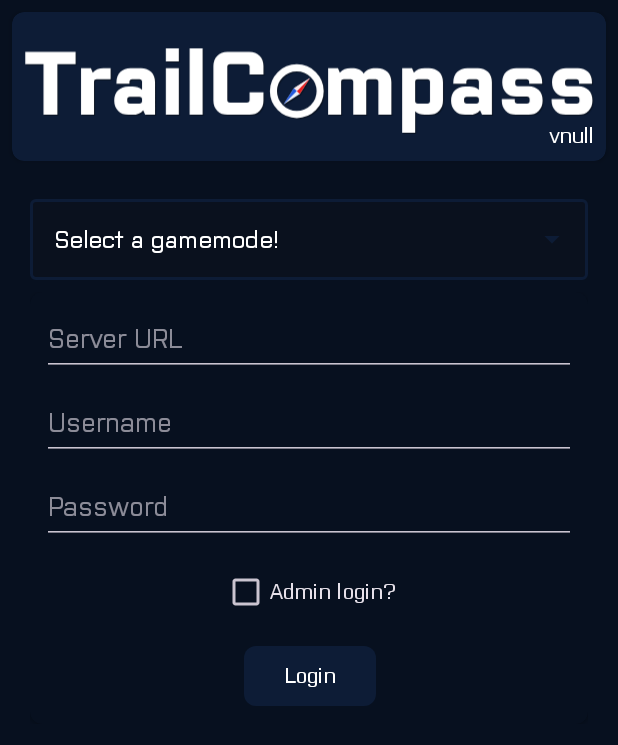
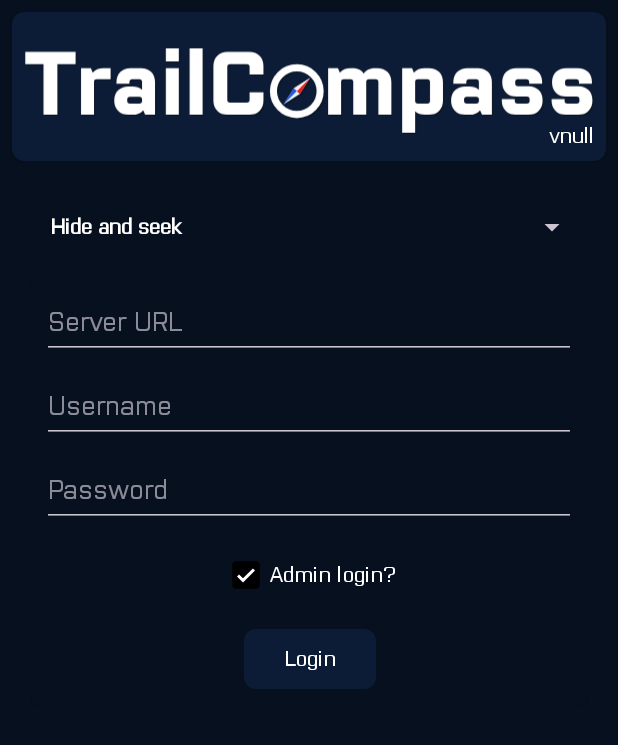
Before and after one commit to TrailCompass/app, an Android app: the screen it shows after launch (MainMenuActivity), on a phone screen of 412 x 824 dp. Shown: the top 745 px of the screen. Run offline under Robolectric (Android 15) with nearby library versions, the phone set to English and light mode, and no system bars.

Commit message:
Menu fragment update & reorganising files

```diff
--- a/app/src/main/java/space/itoncek/trailcompass/app/MainMenuActivity.java
+++ /dev/null
@@ -1,50 +0,0 @@
-package space.itoncek.trailcompass.app;
-
-import android.content.pm.PackageInfo;
-import android.content.pm.PackageManager;
-import android.os.Bundle;
-import android.util.Log;
-import android.widget.ArrayAdapter;
-import android.widget.AutoCompleteTextView;
-import android.widget.TextView;
-
-import androidx.activity.EdgeToEdge;
-import androidx.appcompat.app.AppCompatActivity;
-import androidx.core.graphics.Insets;
-import androidx.core.view.ViewCompat;
-import androidx.core.view.WindowInsetsCompat;
-
-public class MainMenuActivity extends AppCompatActivity {
-
-    @Override
-    protected void onCreate(Bundle savedInstanceState) {
-        super.onCreate(savedInstanceState);
-        EdgeToEdge.enable(this);
-        setContentView(R.layout.activity_main_menu);
-        ViewCompat.setOnApplyWindowInsetsListener(findViewById(R.id.main), (v, insets) -> {
-            Insets systemBars = insets.getInsets(WindowInsetsCompat.Type.systemBars());
-            v.setPadding(systemBars.left, systemBars.top, systemBars.right, systemBars.bottom);
-            return insets;
-        });
-        setAppVersionTitle();
-        setupGameDropdown();
-    }
-
-    private void setupGameDropdown() {
-        String[] gamemodes = getResources().getStringArray(R.array.gamemodes);
-        ArrayAdapter<String> arrayAdapter = new ArrayAdapter<>(this, R.layout.activity_mainmenu_dropdown_item, gamemodes);
-        ((AutoCompleteTextView)findViewById(R.id.autoCompleteTextView)).setAdapter(arrayAdapter);
-    }
-
-    private void setAppVersionTitle() {
-        try {
-            PackageInfo pInfo = getApplicationContext().getPackageManager().getPackageInfo(getApplicationContext().getPackageName(), 0);
-            String version = pInfo.versionName;
-
-            ((TextView) findViewById(R.id.versionText)).setText(String.format(getResources().getText(R.string.version_known_prefix).toString(),version));
-        } catch (PackageManager.NameNotFoundException e) {
-            Log.e("MainMenuActivity.setAppVersionTitle()", "Unable to find app version!",e);
-            ((TextView) findViewById(R.id.versionText)).setText(R.string.version_unknown);
-        }
-    }
-}
--- a/app/src/main/java/space/itoncek/trailcompass/app/NotificationActivity.java
+++ b/app/src/main/java/space/itoncek/trailcompass/app/debug/NotificationActivity.java
@@ -1,4 +1,4 @@
-package space.itoncek.trailcompass.app;
+package space.itoncek.trailcompass.app.debug;
 
 import android.Manifest;
 import android.app.NotificationChannel;
@@ -22,6 +22,8 @@ import androidx.core.view.ViewCompat;
 import androidx.core.view.WindowInsetsCompat;
 
 import java.util.Random;
+
+import space.itoncek.trailcompass.app.R;
 
 public class NotificationActivity extends AppCompatActivity {
 
--- a/app/src/main/java/space/itoncek/trailcompass/app/QRActivity.java
+++ b/app/src/main/java/space/itoncek/trailcompass/app/debug/QRActivity.java
@@ -1,8 +1,7 @@
-package space.itoncek.trailcompass.app;
+package space.itoncek.trailcompass.app.debug;
 
 import android.os.Bundle;
 import android.view.Window;
-import android.view.WindowManager;
 import android.widget.Toast;
 
 import androidx.activity.EdgeToEdge;
@@ -16,6 +15,7 @@ import java.util.Arrays;
 
 import de.markusfisch.android.barcodescannerview.widget.BarcodeScannerView;
 import de.markusfisch.android.zxingcpp.ZxingCpp;
+import space.itoncek.trailcompass.app.R;
 
 public class QRActivity extends AppCompatActivity {
 
--- a/app/src/main/java/space/itoncek/trailcompass/app/TestActivity.java
+++ b/app/src/main/java/space/itoncek/trailcompass/app/debug/TestActivity.java
@@ -1,4 +1,4 @@
-package space.itoncek.trailcompass.app;
+package space.itoncek.trailcompass.app.debug;
 
 import android.content.Intent;
 import android.os.Bundle;
@@ -8,6 +8,8 @@ import androidx.appcompat.app.AppCompatActivity;
 import androidx.core.graphics.Insets;
 import androidx.core.view.ViewCompat;
 import androidx.core.view.WindowInsetsCompat;
+
+import space.itoncek.trailcompass.app.R;
 
 public class TestActivity extends AppCompatActivity {
 
--- a/app/src/main/java/space/itoncek/trailcompass/app/MainmenuHideandseekLogin.java
+++ b/app/src/main/java/space/itoncek/trailcompass/app/hideandseek/MainmenuHideandseekLogin.java
@@ -1,4 +1,4 @@
-package space.itoncek.trailcompass.app;
+package space.itoncek.trailcompass.app.hideandseek;
 
 import android.os.Bundle;
 
@@ -8,21 +8,14 @@ import android.view.LayoutInflater;
 import android.view.View;
 import android.view.ViewGroup;
 
+import space.itoncek.trailcompass.app.R;
+
 /**
  * A simple {@link Fragment} subclass.
  * Use the {@link MainmenuHideandseekLogin#newInstance} factory method to
  * create an instance of this fragment.
  */
 public class MainmenuHideandseekLogin extends Fragment {
-
-    // TODO: Rename parameter arguments, choose names that match
-    // the fragment initialization parameters, e.g. ARG_ITEM_NUMBER
-    private static final String ARG_PARAM1 = "param1";
-    private static final String ARG_PARAM2 = "param2";
-
-    // TODO: Rename and change types of parameters
-    private String mParam1;
-    private String mParam2;
 
     public MainmenuHideandseekLogin() {
         // Required empty public constructor
@@ -39,26 +32,20 @@ public class MainmenuHideandseekLogin extends Fragment {
     // TODO: Rename and change types and number of parameters
     public static MainmenuHideandseekLogin newInstance(String param1, String param2) {
         MainmenuHideandseekLogin fragment = new MainmenuHideandseekLogin();
-        Bundle args = new Bundle();
-        args.putString(ARG_PARAM1, param1);
-        args.putString(ARG_PARAM2, param2);
-        fragment.setArguments(args);
         return fragment;
     }
 
     @Override
     public void onCreate(Bundle savedInstanceState) {
         super.onCreate(savedInstanceState);
-        if (getArguments() != null) {
-            mParam1 = getArguments().getString(ARG_PARAM1);
-            mParam2 = getArguments().getString(ARG_PARAM2);
-        }
     }
 
     @Override
     public View onCreateView(LayoutInflater inflater, ViewGroup container,
                              Bundle savedInstanceState) {
         // Inflate the layout for this fragment
-        return inflater.inflate(R.layout.fragment_mainmenu_hideandseek_login, container, false);
+        View inflate = inflater.inflate(R.layout.fragment_mainmenu_hideandseek_login, container, false);
+
+        return inflate;
     }
 }
--- /dev/null
+++ b/app/src/main/java/space/itoncek/trailcompass/app/mainmenu/MainMenuActivity.java
@@ -0,0 +1,94 @@
+package space.itoncek.trailcompass.app.mainmenu;
+
+import android.content.pm.PackageInfo;
+import android.content.pm.PackageManager;
+import android.os.Bundle;
+import android.text.Editable;
+import android.text.TextWatcher;
+import android.util.Log;
+import android.view.View;
+import android.widget.AdapterView;
+import android.widget.ArrayAdapter;
+import android.widget.AutoCompleteTextView;
+import android.widget.Spinner;
+import android.widget.TextView;
+
+import androidx.activity.EdgeToEdge;
+import androidx.appcompat.app.AppCompatActivity;
+import androidx.constraintlayout.motion.widget.MotionScene;
+import androidx.core.graphics.Insets;
+import androidx.core.view.ViewCompat;
+import androidx.core.view.WindowInsetsCompat;
+import androidx.fragment.app.Fragment;
+import androidx.fragment.app.FragmentContainerView;
+import androidx.fragment.app.FragmentTransaction;
+
+import space.itoncek.trailcompass.app.R;
+import space.itoncek.trailcompass.app.debug.MainmenuDebug;
+import space.itoncek.trailcompass.app.hideandseek.MainmenuHideandseekLogin;
+
+public class MainMenuActivity extends AppCompatActivity {
+
+    @Override
+    protected void onCreate(Bundle savedInstanceState) {
+        super.onCreate(savedInstanceState);
+        EdgeToEdge.enable(this);
+        setContentView(R.layout.activity_main_menu);
+        ViewCompat.setOnApplyWindowInsetsListener(findViewById(R.id.main), (v, insets) -> {
+            Insets systemBars = insets.getInsets(WindowInsetsCompat.Type.systemBars());
+            v.setPadding(systemBars.left, systemBars.top, systemBars.right, systemBars.bottom);
+            return insets;
+        });
+        setAppVersionTitle();
+        setupGameDropdown();
+    }
+
+    private void setupGameDropdown() {
+        String[] gamemodes = new String[] {
+                "Hide and seek",
+                "Debug"
+        };
+        ArrayAdapter<String> arrayAdapter = new ArrayAdapter<>(this, R.layout.activity_mainmenu_dropdown_item, gamemodes);
+        ((Spinner) findViewById(R.id.spinner)).setAdapter(arrayAdapter);
+        ((Spinner) findViewById(R.id.spinner)).setOnItemSelectedListener(new AdapterView.OnItemSelectedListener() {
+            @Override
+            public void onItemSelected(AdapterView<?> adapterView, View view, int i, long l) {
+                Log.i("MainMenu","i="+i);
+                Log.i("MainMenu","l="+l);
+                Fragment f;
+                if(l == 0) {
+                    f = new MainmenuHideandseekLogin();
+                } else if (l == 1) {
+                    f = new MainmenuDebug();
+                } else return;
+
+                getSupportFragmentManager().beginTransaction()
+                        .setReorderingAllowed(true)
+                        .replace(R.id.initFragment, f.getClass(), null)
+                        .commit();
+            }
+
+            @Override
+            public void onNothingSelected(AdapterView<?> adapterView) {
+                Log.i("MainMenu", "nothing");
+                getSupportFragmentManager().beginTransaction()
+                        .setReorderingAllowed(true)
+                        .remove(((FragmentContainerView)findViewById(R.id.initFragment)).getFragment())
+                        .commit();
+            }
+        });
+
+    }
+
+    private void setAppVersionTitle() {
+        try {
+            PackageInfo pInfo = getApplicationContext().getPackageManager().getPackageInfo(getApplicationContext().getPackageName(), 0);
+            String version = pInfo.versionName;
+
+            ((TextView) findViewById(R.id.versionText)).setText(String.format(getResources().getText(R.string.version_known_prefix).toString(),version));
+        } catch (PackageManager.NameNotFoundException e) {
+            Log.e("MainMenuActivity.setAppVersionTitle()", "Unable to find app version!",e);
+            ((TextView) findViewById(R.id.versionText)).setText(R.string.version_unknown);
+        }
+    }
+}
--- a/app/src/main/res/layout/activity_main_menu.xml
+++ b/app/src/main/res/layout/activity_main_menu.xml
@@ -6,7 +6,7 @@
     android:layout_width="match_parent"
     android:layout_height="match_parent"
     android:background="@color/design_shadow"
-    tools:context=".MainMenuActivity">
+    tools:context=".mainmenu.MainMenuActivity">
 
     <androidx.cardview.widget.CardView
         android:id="@+id/cardView"
@@ -54,39 +54,23 @@
 
     <!--Create a TextInputLayout and choose the style,
         for now we are choosing the OutlinedBox ExposedDropdownMenu   -->
-    <com.google.android.material.textfield.TextInputLayout
-        android:id="@+id/textInputLayout"
-        style="@style/Widget.MaterialComponents.TextInputLayout.OutlinedBox.ExposedDropdownMenu"
+    <Spinner
+        android:id="@+id/spinner"
         android:layout_width="match_parent"
-        android:layout_height="wrap_content"
+        android:layout_height="48dp"
         android:layout_margin="20dp"
+        android:spinnerMode="dropdown"
         app:layout_constraintLeft_toLeftOf="parent"
         app:layout_constraintRight_toRightOf="parent"
-        app:layout_constraintTop_toBottomOf="@+id/cardView">
-
-        <!-- Inside text input layout add
-              an auto complete text view
-                and make its input type to none-->
-        <AutoCompleteTextView
-            android:id="@+id/autoCompleteTextView"
-            android:layout_width="match_parent"
-            android:layout_height="match_parent"
-            android:layout_weight="1"
-            android:fontFamily="@font/normal"
-            android:inputType="none"
-            android:text="@string/select_gamemode"
-            android:textColor="@color/design_fg" />
-
-    </com.google.android.material.textfield.TextInputLayout>
+        app:layout_constraintTop_toBottomOf="@+id/cardView" />
 
     <androidx.fragment.app.FragmentContainerView
-        android:id="@+id/fragmentContainerView"
-        android:name="space.itoncek.trailcompass.app.MainmenuHideandseekLogin"
+        android:id="@+id/initFragment"
         android:layout_width="0dp"
         android:layout_height="wrap_content"
         android:layout_marginTop="8dp"
-        app:layout_constraintEnd_toEndOf="@+id/textInputLayout"
-        app:layout_constraintStart_toStartOf="@+id/textInputLayout"
-        app:layout_constraintTop_toBottomOf="@+id/textInputLayout" />
+        app:layout_constraintEnd_toEndOf="@+id/spinner"
+        app:layout_constraintStart_toStartOf="@+id/spinner"
+        app:layout_constraintTop_toBottomOf="@+id/spinner" />
 
 </androidx.constraintlayout.widget.ConstraintLayout>
--- a/app/src/main/res/layout/activity_map.xml
+++ b/app/src/main/res/layout/activity_map.xml
@@ -5,7 +5,7 @@
     android:id="@+id/main"
     android:layout_width="match_parent"
     android:layout_height="match_parent"
-    tools:context=".MapActivity">
+    tools:context=".debug.MapActivity">
 
     <org.mapsforge.map.android.view.MapView
         android:id="@+id/mapView"
--- a/app/src/main/res/layout/activity_notification.xml
+++ b/app/src/main/res/layout/activity_notification.xml
@@ -5,7 +5,7 @@
     android:id="@+id/main"
     android:layout_width="match_parent"
     android:layout_height="match_parent"
-    tools:context=".NotificationActivity">
+    tools:context=".debug.NotificationActivity">
 
     <TextView
         android:id="@+id/textView2"
--- a/app/src/main/res/layout/activity_qr.xml
+++ b/app/src/main/res/layout/activity_qr.xml
@@ -5,7 +5,7 @@
     android:id="@+id/main"
     android:layout_width="match_parent"
     android:layout_height="match_parent"
-    tools:context=".QRActivity">
+    tools:context=".debug.QRActivity">
 
     <de.markusfisch.android.barcodescannerview.widget.BarcodeScannerView
         android:id="@+id/barcode_scanner"
--- a/app/src/main/res/layout/fragment_mainmenu_hideandseek_login.xml
+++ b/app/src/main/res/layout/fragment_mainmenu_hideandseek_login.xml
@@ -5,7 +5,7 @@
     android:layout_width="match_parent"
     android:layout_height="match_parent"
     android:theme="@style/Base.Theme.TrailCompass"
-    tools:context=".MainmenuHideandseekLogin">
+    tools:context=".hideandseek.MainmenuHideandseekLogin">
 
     <androidx.cardview.widget.CardView
         android:layout_width="match_parent"
@@ -18,7 +18,7 @@
             android:layout_height="match_parent">
 
             <EditText
-                android:id="@+id/hideandseek_server_url"
+                android:id="@+id/hideandseek_fragment_server_url"
                 android:layout_width="0dp"
                 android:layout_height="48sp"
                 android:layout_marginStart="8dp"
@@ -27,7 +27,7 @@
                 android:ems="10"
                 android:hint="Server URL"
                 android:inputType="textUri"
-                app:layout_constraintBottom_toTopOf="@+id/hideandseek_username"
+                app:layout_constraintBottom_toTopOf="@+id/hideandseek_fragment_username"
                 app:layout_constraintEnd_toEndOf="parent"
                 app:layout_constraintHorizontal_bias="0.5"
                 app:layout_constraintStart_toStartOf="parent"
@@ -35,35 +35,52 @@
                 app:layout_constraintVertical_chainStyle="spread" />
 
             <EditText
-                android:id="@+id/hideandseek_username"
+                android:id="@+id/hideandseek_fragment_username"
                 android:layout_width="0dp"
                 android:layout_height="48sp"
                 android:layout_marginTop="8dp"
                 android:ems="10"
                 android:hint="Username"
                 android:inputType="text"
-                app:layout_constraintBottom_toTopOf="@+id/hideandseek_password"
-                app:layout_constraintEnd_toEndOf="@+id/hideandseek_server_url"
+                app:layout_constraintBottom_toTopOf="@+id/hideandseek_fragment_password"
+                app:layout_constraintEnd_toEndOf="@+id/hideandseek_fragment_server_url"
                 app:layout_constraintHorizontal_bias="0.5"
-                app:layout_constraintStart_toStartOf="@+id/hideandseek_server_url"
-                app:layout_constraintTop_toBottomOf="@+id/hideandseek_server_url" />
+                app:layout_constraintStart_toStartOf="@+id/hideandseek_fragment_server_url"
+                app:layout_constraintTop_toBottomOf="@+id/hideandseek_fragment_server_url" />
 
             <EditText
-                android:id="@+id/hideandseek_password"
+                android:id="@+id/hideandseek_fragment_password"
                 android:layout_width="0dp"
                 android:layout_height="48sp"
                 android:layout_marginTop="8dp"
                 android:ems="10"
                 android:hint="Password"
                 android:inputType="textPassword"
-                app:layout_constraintBottom_toTopOf="@+id/hideandseek_isadmin"
-                app:layout_constraintEnd_toEndOf="@+id/hideandseek_username"
+                app:layout_constraintBottom_toTopOf="@+id/hideandseek_fragment_isadmin"
+                app:layout_constraintEnd_toEndOf="@+id/hideandseek_fragment_username"
                 app:layout_constraintHorizontal_bias="0.5"
-                app:layout_constraintStart_toStartOf="@+id/hideandseek_username"
-                app:layout_constraintTop_toBottomOf="@+id/hideandseek_username" />
+                app:layout_constraintStart_toStartOf="@+id/hideandseek_fragment_username"
+                app:layout_constraintTop_toBottomOf="@+id/hideandseek_fragment_username" />
+
+            <CheckBox
+                android:id="@+id/hideandseek_fragment_isadmin"
+                android:layout_width="wrap_content"
+                android:layout_height="48sp"
+                android:layout_marginTop="8dp"
+                android:buttonTint="@color/design_fg"
+                android:buttonTintMode="multiply"
+                android:checked="true"
+                android:clickable="true"
+                android:text="Admin login?"
+                android:textColor="@color/design_fg"
+                android:textIsSelectable="false"
+                app:layout_constraintBottom_toTopOf="@id/hideandseek_fragment_login"
+                app:layout_constraintEnd_toEndOf="@+id/hideandseek_fragment_password"
+                app:layout_constraintStart_toStartOf="@+id/hideandseek_fragment_password"
+                app:layout_constraintTop_toBottomOf="@+id/hideandseek_fragment_password" />
 
             <Button
-                android:id="@+id/hideandseek_login"
+                android:id="@+id/hideandseek_fragment_login"
                 android:layout_width="wrap_content"
                 android:layout_height="wrap_content"
                 android:layout_marginTop="8dp"
@@ -72,21 +89,9 @@
                 android:textColor="@color/design_fg"
                 app:cornerRadius="8sp"
                 app:layout_constraintBottom_toBottomOf="parent"
-                app:layout_constraintEnd_toEndOf="@+id/hideandseek_isadmin"
-                app:layout_constraintStart_toStartOf="@+id/hideandseek_isadmin"
-                app:layout_constraintTop_toBottomOf="@+id/hideandseek_isadmin" />
-
-            <CheckBox
-                android:id="@+id/hideandseek_isadmin"
-                android:layout_width="wrap_content"
-                android:layout_height="48sp"
-                android:layout_marginTop="8dp"
-                android:text="Admin login?"
-                app:layout_constraintBottom_toTopOf="@id/hideandseek_login"
-                app:layout_constraintEnd_toEndOf="@+id/hideandseek_password"
-                app:layout_constraintStart_toStartOf="@+id/hideandseek_password"
-                app:layout_constraintTop_toBottomOf="@+id/hideandseek_password" />
-
+                app:layout_constraintEnd_toEndOf="@+id/hideandseek_fragment_isadmin"
+                app:layout_constraintStart_toStartOf="@+id/hideandseek_fragment_isadmin"
+                app:layout_constraintTop_toBottomOf="@+id/hideandseek_fragment_isadmin" />
         </androidx.constraintlayout.widget.ConstraintLayout>
     </androidx.cardview.widget.CardView>
 
```
Also changed, not shown: app/src/main/AndroidManifest.xml (+5 -5 lines), app/src/main/java/space/itoncek/trailcompass/app/debug/MainmenuDebug.java (added, +42 -0 lines), app/src/main/java/space/itoncek/trailcompass/app/debug/MapActivity.java (renamed from app/src/main/java/space/itoncek/trailcompass/app/MapActivity.java, +3 -4 lines), app/src/main/res/layout/activity_test.xml (+16 -4 lines), app/src/main/res/layout/fragment_mainmenu_debug.xml (added, +29 -0 lines).
